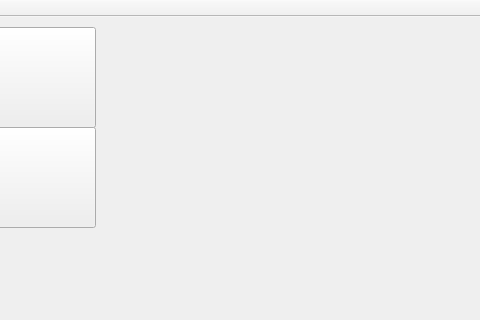
Old version of the form FestiClicC/accueil.ui in the repository FestiClic/FestiClic3; both pictures show x 195 to 675 and y 0 to 320 of the 776 by 632 pixel window.
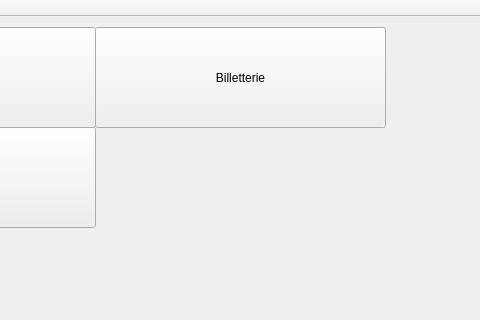
New version of the form.

Commit message: Billetterie, Mode de paiement a connecter

```diff
--- a/FestiClicC/accueil.ui
+++ b/FestiClicC/accueil.ui
@@ -40,6 +40,19 @@
      <string>Clients</string>
     </property>
    </widget>
+   <widget class="QPushButton" name="aBtnBilletterie">
+    <property name="geometry">
+     <rect>
+      <x>290</x>
+      <y>10</y>
+      <width>291</width>
+      <height>101</height>
+     </rect>
+    </property>
+    <property name="text">
+     <string>Billetterie</string>
+    </property>
+   </widget>
   </widget>
   <widget class="QMenuBar" name="menuBar">
    <property name="geometry">
```
The commit also changes 18 other files.
